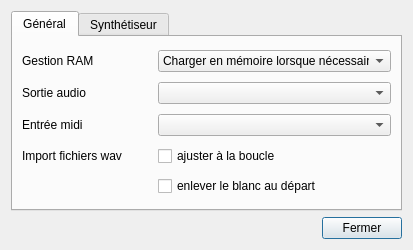
Old version of the form trunk/gui_divers/config.ui in the repository davy7125/polyphone.
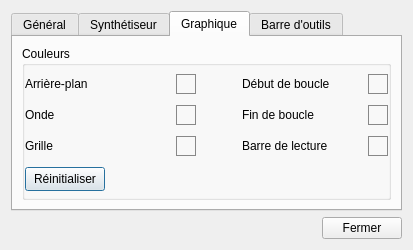
New version of the form. The open tabs and pages were chosen to show the change. Icons and pictures are not drawn.

Commit message: - stereo channels were reversed when playing sounds  - fixed bugs when using very small samples  - option to not open any MIDI ports  - management of the last working directories (sf2, samples, records)  - customizable colors for the waveform preview  - warning if to many parameters are set in the instruments or presets (limitation for some synthesizers)  - toolbar configuration

Diff of the .ui file:
```diff
--- a/trunk/gui_divers/config.ui
+++ b/trunk/gui_divers/config.ui
@@ -484,6 +484,589 @@
        </item>
       </layout>
      </widget>
+     <widget class="QWidget" name="tabGraph">
+      <attribute name="title">
+       <string>Graphique</string>
+      </attribute>
+      <layout class="QVBoxLayout" name="verticalLayout_4">
+       <item>
+        <widget class="QGroupBox" name="groupBox_3">
+         <property name="title">
+          <string>Couleurs</string>
+         </property>
+         <property name="flat">
+          <bool>true</bool>
+         </property>
+         <layout class="QGridLayout" name="gridLayout_4">
+          <property name="leftMargin">
+           <number>0</number>
+          </property>
+          <property name="topMargin">
+           <number>3</number>
+          </property>
+          <property name="rightMargin">
+           <number>0</number>
+          </property>
+          <property name="bottomMargin">
+           <number>0</number>
+          </property>
+          <item row="0" column="0">
+           <widget class="QLabel" name="label_13">
+            <property name="text">
+             <string>Arrière-plan</string>
+            </property>
+           </widget>
+          </item>
+          <item row="1" column="4">
+           <widget class="QPushButton" name="pushColorEndloop">
+            <property name="minimumSize">
+             <size>
+              <width>20</width>
+              <height>20</height>
+             </size>
+            </property>
+            <property name="maximumSize">
+             <size>
+              <width>20</width>
+              <height>20</height>
+             </size>
+            </property>
+            <property name="focusPolicy">
+             <enum>Qt::NoFocus</enum>
+            </property>
+            <property name="styleSheet">
+             <string notr="true">QPushButton
+{
+	border: 1px solid #888;
+}</string>
+            </property>
+            <property name="text">
+             <string/>
+            </property>
+            <property name="flat">
+             <bool>true</bool>
+            </property>
+           </widget>
+          </item>
+          <item row="0" column="4">
+           <widget class="QPushButton" name="pushColorStartloop">
+            <property name="minimumSize">
+             <size>
+              <width>20</width>
+              <height>20</height>
+             </size>
+            </property>
+            <property name="maximumSize">
+             <size>
+              <width>20</width>
+              <height>20</height>
+             </size>
+            </property>
+            <property name="focusPolicy">
+             <enum>Qt::NoFocus</enum>
+            </property>
+            <property name="styleSheet">
+             <string notr="true">QPushButton
+{
+	border: 1px solid #888;
+}</string>
+            </property>
+            <property name="text">
+             <string/>
+            </property>
+            <property name="flat">
+             <bool>true</bool>
+            </property>
+           </widget>
+          </item>
+          <item row="2" column="1">
+           <widget class="QPushButton" name="pushColorGrid">
+            <property name="minimumSize">
+             <size>
+              <width>20</width>
+              <height>20</height>
+             </size>
+            </property>
+            <property name="maximumSize">
+             <size>
+              <width>20</width>
+              <height>20</height>
+             </size>
+            </property>
+            <property name="focusPolicy">
+             <enum>Qt::NoFocus</enum>
+            </property>
+            <property name="styleSheet">
+             <string notr="true">QPushButton
+{
+	border: 1px solid #888;
+}</string>
+            </property>
+            <property name="text">
+             <string/>
+            </property>
+            <property name="flat">
+             <bool>true</bool>
+            </property>
+           </widget>
+          </item>
+          <item row="0" column="1">
+           <widget class="QPushButton" name="pushColorBackground">
+            <property name="minimumSize">
+             <size>
+              <width>20</width>
+              <height>20</height>
+             </size>
+            </property>
+            <property name="maximumSize">
+             <size>
+              <width>20</width>
+              <height>20</height>
+             </size>
+            </property>
+            <property name="focusPolicy">
+             <enum>Qt::NoFocus</enum>
+            </property>
+            <property name="styleSheet">
+             <string notr="true">QPushButton
+{
+	border: 1px solid #888;
+}</string>
+            </property>
+            <property name="text">
+             <string/>
+            </property>
+            <property name="flat">
+             <bool>true</bool>
+            </property>
+           </widget>
+          </item>
+          <item row="2" column="4">
+           <widget class="QPushButton" name="pushColorPlay">
+            <property name="minimumSize">
+             <size>
+              <width>20</width>
+              <height>20</height>
+             </size>
+            </property>
+            <property name="maximumSize">
+             <size>
+              <width>20</width>
+              <height>20</height>
+             </size>
+            </property>
+            <property name="focusPolicy">
+             <enum>Qt::NoFocus</enum>
+            </property>
+            <property name="styleSheet">
+             <string notr="true">QPushButton
+{
+	border: 1px solid #888;
+}</string>
+            </property>
+            <property name="text">
+             <string/>
+            </property>
+            <property name="flat">
+             <bool>true</bool>
+            </property>
+           </widget>
+          </item>
+          <item row="1" column="1">
+           <widget class="QPushButton" name="pushColorForeground">
+            <property name="minimumSize">
+             <size>
+              <width>20</width>
+              <height>20</height>
+             </size>
+            </property>
+            <property name="maximumSize">
+             <size>
+              <width>20</width>
+              <height>20</height>
+             </size>
+            </property>
+            <property name="focusPolicy">
+             <enum>Qt::NoFocus</enum>
+            </property>
+            <property name="styleSheet">
+             <string notr="true">QPushButton
+{
+	border: 1px solid #888;
+}</string>
+            </property>
+            <property name="text">
+             <string/>
+            </property>
+            <property name="flat">
+             <bool>true</bool>
+            </property>
+           </widget>
+          </item>
+          <item row="1" column="0">
+           <widget class="QLabel" name="label_14">
+            <property name="text">
+             <string>Onde</string>
+            </property>
+           </widget>
+          </item>
+          <item row="2" column="0">
+           <widget class="QLabel" name="label_15">
+            <property name="text">
+             <string>Grille</string>
+            </property>
+           </widget>
+          </item>
+          <item row="0" column="3">
+           <widget class="QLabel" name="label_16">
+            <property name="minimumSize">
+             <size>
+              <width>120</width>
+              <height>0</height>
+             </size>
+            </property>
+            <property name="text">
+             <string>Début de boucle</string>
+            </property>
+           </widget>
+          </item>
+          <item row="1" column="3">
+           <widget class="QLabel" name="label_17">
+            <property name="text">
+             <string>Fin de boucle</string>
+            </property>
+           </widget>
+          </item>
+          <item row="2" column="3">
+           <widget class="QLabel" name="label_18">
+            <property name="text">
+             <string>Barre de lecture</string>
+            </property>
+           </widget>
+          </item>
+          <item row="0" column="2">
+           <spacer name="horizontalSpacer_2">
+            <property name="orientation">
+             <enum>Qt::Horizontal</enum>
+            </property>
+            <property name="sizeType">
+             <enum>QSizePolicy::Fixed</enum>
+            </property>
+            <property name="sizeHint" stdset="0">
+             <size>
+              <width>40</width>
+              <height>20</height>
+             </size>
+            </property>
+           </spacer>
+          </item>
+          <item row="3" column="0">
+           <layout class="QHBoxLayout" name="horizontalLayout_5">
+            <item>
+             <widget class="QPushButton" name="pushColorRestore">
+              <property name="maximumSize">
+               <size>
+                <width>16777215</width>
+                <height>24</height>
+               </size>
+              </property>
+              <property name="text">
+               <string>Réinitialiser</string>
+              </property>
+             </widget>
+            </item>
+            <item>
+             <spacer name="horizontalSpacer_4">
+              <property name="orientation">
+               <enum>Qt::Horizontal</enum>
+              </property>
+              <property name="sizeHint" stdset="0">
+               <size>
+                <width>40</width>
+                <height>20</height>
+               </size>
+              </property>
+             </spacer>
+            </item>
+           </layout>
+          </item>
+         </layout>
+        </widget>
+       </item>
+      </layout>
+     </widget>
+     <widget class="QWidget" name="tabOutils">
+      <attribute name="title">
+       <string>Barre d'outils</string>
+      </attribute>
+      <layout class="QHBoxLayout" name="horizontalLayout_2">
+       <item>
+        <layout class="QVBoxLayout" name="verticalLayout_6">
+         <item>
+          <widget class="QLabel" name="label_19">
+           <property name="minimumSize">
+            <size>
+             <width>0</width>
+             <height>21</height>
+            </size>
+           </property>
+           <property name="maximumSize">
+            <size>
+             <width>16777215</width>
+             <height>24</height>
+            </size>
+           </property>
+           <property name="font">
+            <font>
+             <weight>75</weight>
+             <bold>true</bold>
+            </font>
+           </property>
+           <property name="text">
+            <string>Actions disponibles</string>
+           </property>
+          </widget>
+         </item>
+         <item>
+          <widget class="QListWidget" name="listActions">
+           <property name="verticalScrollMode">
+            <enum>QAbstractItemView::ScrollPerPixel</enum>
+           </property>
+          </widget>
+         </item>
+        </layout>
+       </item>
+       <item>
+        <layout class="QVBoxLayout" name="verticalLayout_5">
+         <item>
+          <spacer name="verticalSpacer_2">
+           <property name="orientation">
+            <enum>Qt::Vertical</enum>
+           </property>
+           <property name="sizeHint" stdset="0">
+            <size>
+             <width>20</width>
+             <height>40</height>
+            </size>
+           </property>
+          </spacer>
+         </item>
+         <item>
+          <widget class="QPushButton" name="pushUp">
+           <property name="enabled">
+            <bool>false</bool>
+           </property>
+           <property name="minimumSize">
+            <size>
+             <width>20</width>
+             <height>20</height>
+            </size>
+           </property>
+           <property name="maximumSize">
+            <size>
+             <width>20</width>
+             <height>20</height>
+            </size>
+           </property>
+           <property name="focusPolicy">
+            <enum>Qt::NoFocus</enum>
+           </property>
+           <property name="text">
+            <string/>
+           </property>
+           <property name="icon">
+            <iconset resource="../ressources.qrc">
+             <normaloff>:/icones/arrow_up</normaloff>:/icones/arrow_up</iconset>
+           </property>
+           <property name="iconSize">
+            <size>
+             <width>16</width>
+             <height>16</height>
+            </size>
+           </property>
+           <property name="flat">
+            <bool>true</bool>
+           </property>
+          </widget>
+         </item>
+         <item>
+          <widget class="QPushButton" name="pushRight">
+           <property name="enabled">
+            <bool>false</bool>
+           </property>
+           <property name="minimumSize">
+            <size>
+             <width>20</width>
+             <height>20</height>
+            </size>
+           </property>
+           <property name="maximumSize">
+            <size>
+             <width>20</width>
+             <height>20</height>
+            </size>
+           </property>
+           <property name="focusPolicy">
+            <enum>Qt::NoFocus</enum>
+           </property>
+           <property name="text">
+            <string/>
+           </property>
+           <property name="icon">
+            <iconset resource="../ressources.qrc">
+             <normaloff>:/icones/arrow_right</normaloff>:/icones/arrow_right</iconset>
+           </property>
+           <property name="iconSize">
+            <size>
+             <width>16</width>
+             <height>16</height>
+            </size>
+           </property>
+           <property name="flat">
+            <bool>true</bool>
+           </property>
+          </widget>
+         </item>
+         <item>
+          <widget class="QPushButton" name="pushLeft">
+           <property name="enabled">
+            <bool>false</bool>
+           </property>
+           <property name="minimumSize">
+            <size>
+             <width>20</width>
+             <height>20</height>
+            </size>
+           </property>
+           <property name="maximumSize">
+            <size>
+             <width>20</width>
+             <height>20</height>
+            </size>
+           </property>
+           <property name="focusPolicy">
+            <enum>Qt::NoFocus</enum>
+           </property>
+           <property name="text">
+            <string/>
+           </property>
+           <property name="icon">
+            <iconset resource="../ressources.qrc">
+             <normaloff>:/icones/arrow_left</normaloff>:/icones/arrow_left</iconset>
+           </property>
+           <property name="iconSize">
+            <size>
+             <width>16</width>
+             <height>16</height>
+            </size>
+           </property>
+           <property name="flat">
+            <bool>true</bool>
+           </property>
+          </widget>
+         </item>
+         <item>
+          <widget class="QPushButton" name="pushDown">
+           <property name="enabled">
+            <bool>false</bool>
+           </property>
+           <property name="minimumSize">
+            <size>
+             <width>20</width>
+             <height>20</height>
+            </size>
+           </property>
+           <property name="maximumSize">
+            <size>
+             <width>20</width>
+             <height>20</height>
+            </size>
+           </property>
+           <property name="focusPolicy">
+            <enum>Qt::NoFocus</enum>
+           </property>
+           <property name="text">
+            <string/>
+           </property>
+           <property name="icon">
+            <iconset resource="../ressources.qrc">
+             <normaloff>:/icones/arrow_down</normaloff>:/icones/arrow_down</iconset>
+           </property>
+           <property name="iconSize">
+            <size>
+             <width>16</width>
+             <height>16</height>
+            </size>
+           </property>
+           <property name="flat">
+            <bool>true</bool>
+           </property>
+          </widget>
+         </item>
+         <item>
+          <spacer name="verticalSpacer">
+           <property name="orientation">
+            <enum>Qt::Vertical</enum>
+           </property>
+           <property name="sizeType">
+            <enum>QSizePolicy::Fixed</enum>
+           </property>
+           <property name="sizeHint" stdset="0">
+            <size>
+             <width>20</width>
+             <height>10</height>
+            </size>
+           </property>
+          </spacer>
+         </item>
+        </layout>
+       </item>
+       <item>
+        <layout class="QVBoxLayout" name="verticalLayout_7">
+         <property name="spacing">
+          <number>3</number>
+         </property>
+         <item>
+          <layout class="QHBoxLayout" name="horizontalLayout_4">
+           <item>
+            <spacer name="horizontalSpacer_3">
+             <property name="orientation">
+              <enum>Qt::Horizontal</enum>
+             </property>
+             <property name="sizeHint" stdset="0">
+              <size>
+               <width>40</width>
+               <height>20</height>
+              </size>
+             </property>
+            </spacer>
+           </item>
+           <item>
+            <widget class="QPushButton" name="pushResetToolbar">
+             <property name="maximumSize">
+              <size>
+               <width>16777215</width>
+               <height>24</height>
+              </size>
+             </property>
+             <property name="text">
+              <string>Réinitialiser</string>
+             </property>
+            </widget>
+           </item>
+          </layout>
+         </item>
+         <item>
+          <widget class="QListWidget" name="listToolbar">
+           <property name="verticalScrollMode">
+            <enum>QAbstractItemView::ScrollPerPixel</enum>
+           </property>
+          </widget>
+         </item>
+        </layout>
+       </item>
+      </layout>
+     </widget>
     </widget>
    </item>
    <item>
```
The commit also changes 29 other files.
